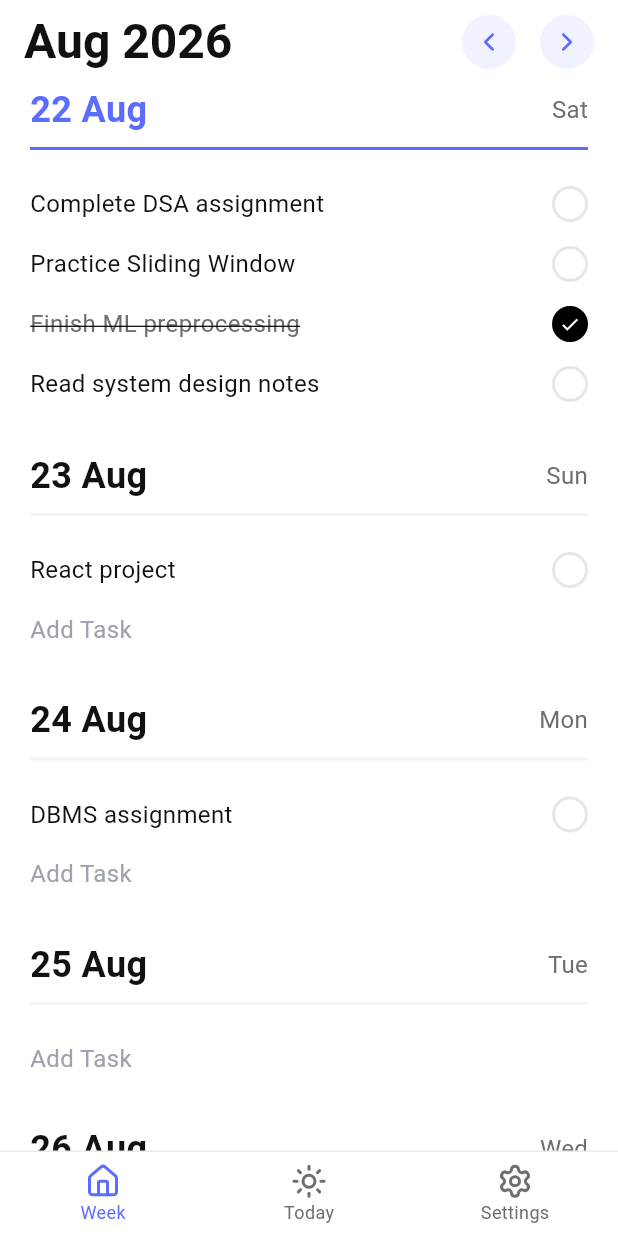
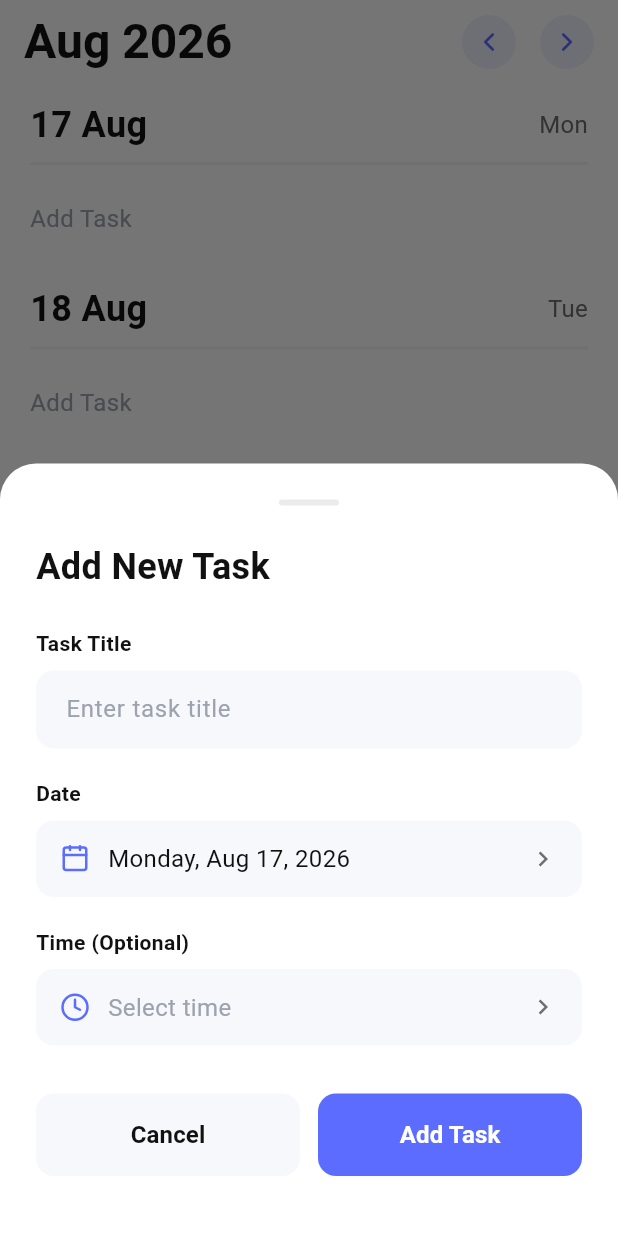
Before and after one commit to SayedAfrasS/Tempo, a Flutter app: the screen it shows after launch, after a tap on "Add Task", on a phone screen of 412 x 824 dp. Run offline on Flutter 3.47's test engine with Material 3 defaults, Android fonts, the phone set to English and light mode, and no system bars; our stand-ins replace lucide_icons.

Commit message:
implement add task,swipe to delete and week planner autoscroll

```diff
--- a/lib/features/week_planner/presentation/week_planner_screen.dart
+++ b/lib/features/week_planner/presentation/week_planner_screen.dart
@@ -1,10 +1,12 @@
 import 'package:flutter/material.dart';
+import 'package:flutter/rendering.dart';
 import 'package:provider/provider.dart';
 import 'package:lucide_icons/lucide_icons.dart';
 import 'package:intl/intl.dart';
 import '../../../core/colors/app_colors.dart';
 import '../../../providers/task_provider.dart';
 import '../../../shared/widgets/day_section.dart';
+import '../../../shared/widgets/add_task_bottom_sheet.dart';
 
 class WeekPlannerScreen extends StatefulWidget {
   const WeekPlannerScreen({super.key});
@@ -14,11 +16,65 @@ class WeekPlannerScreen extends StatefulWidget {
 }
 
 class _WeekPlannerScreenState extends State<WeekPlannerScreen> {
-  DateTime _weekStart = DateTime.now();
+  late DateTime _weekStart;
+  final GlobalKey _todayKey = GlobalKey();
+  final ScrollController _scrollController = ScrollController();
+
+  @override
+  void initState() {
+    super.initState();
+    _weekStart = _getStartOfWeek(DateTime.now());
+
+    // Wait for the UI to fully render
+    WidgetsBinding.instance.addPostFrameCallback((_) {
+      Future.delayed(const Duration(milliseconds: 100), () {
+        _scrollToToday();
+      });
+    });
+  }
+
+  @override
+  void dispose() {
+    _scrollController.dispose();
+    super.dispose();
+  }
+
+  DateTime _getStartOfWeek(DateTime date) {
+    int daysToSubtract = date.weekday - DateTime.monday;
+    if (daysToSubtract < 0) daysToSubtract = 0;
+    return date.subtract(Duration(days: daysToSubtract));
+  }
+
+  // 🎯 THE BULLETPROOF SCROLL METHOD
+  void _scrollToToday() {
+    if (_todayKey.currentContext == null || !_scrollController.hasClients) return;
+
+    // 1. Find the exact pixel position of the "Today" widget
+    final RenderBox renderBox = _todayKey.currentContext!.findRenderObject() as RenderBox;
+    final scrollable = Scrollable.of(_todayKey.currentContext!);
+
+    // 2. Calculate the offset relative to the scroll view
+    final offset = renderBox.localToGlobal(
+      Offset.zero,
+      ancestor: scrollable.context.findRenderObject()
+    ).dy;
+
+    // 3. Animate exactly to that offset (This forces it to the absolute top!)
+    _scrollController.animateTo(
+      _scrollController.offset + offset,
+      duration: const Duration(milliseconds: 500),
+      curve: Curves.easeInOut,
+    );
+  }
 
   void _goToNextWeek() {
     setState(() {
       _weekStart = _weekStart.add(const Duration(days: 7));
+    });
+    WidgetsBinding.instance.addPostFrameCallback((_) {
+      if (_scrollController.hasClients) {
+        _scrollController.animateTo(0.0, duration: const Duration(milliseconds: 300), curve: Curves.easeInOut);
+      }
     });
   }
 
@@ -26,10 +82,19 @@ class _WeekPlannerScreenState extends State<WeekPlannerScreen> {
     setState(() {
       _weekStart = _weekStart.subtract(const Duration(days: 7));
     });
+    WidgetsBinding.instance.addPostFrameCallback((_) {
+      if (_scrollController.hasClients) {
+        _scrollController.animateTo(0.0, duration: const Duration(milliseconds: 300), curve: Curves.easeInOut);
+      }
+    });
   }
 
   @override
   Widget build(BuildContext context) {
+    final weekDays = List.generate(7, (index) {
+      return _weekStart.add(Duration(days: index));
+    });
+
     return Scaffold(
       backgroundColor: AppColors.background,
       appBar: AppBar(
@@ -54,11 +119,7 @@ class _WeekPlannerScreenState extends State<WeekPlannerScreen> {
                     color: AppColors.primaryLight,
                     shape: BoxShape.circle,
                   ),
-                  child: const Icon(
-                    LucideIcons.chevronLeft,
-                    color: AppColors.primary,
-                    size: 20,
-                  ),
+                  child: const Icon(LucideIcons.chevronLeft, color: AppColors.primary, size: 20),
                 ),
                 onPressed: _goToPreviousWeek,
               ),
@@ -69,11 +130,7 @@ class _WeekPlannerScreenState extends State<WeekPlannerScreen> {
                     color: AppColors.primaryLight,
                     shape: BoxShape.circle,
                   ),
-                  child: const Icon(
-                    LucideIcons.chevronRight,
-                    color: AppColors.primary,
-                    size: 20,
-                  ),
+                  child: const Icon(LucideIcons.chevronRight, color: AppColors.primary, size: 20),
                 ),
                 onPressed: _goToNextWeek,
               ),
@@ -84,28 +141,37 @@ class _WeekPlannerScreenState extends State<WeekPlannerScreen> {
       ),
       body: Consumer<TaskProvider>(
         builder: (context, taskProvider, child) {
-          final weekDays = List.generate(7, (index) {
-            return _weekStart.add(Duration(days: index));
-          });
-
-          return ListView.builder(
-            padding: const EdgeInsets.symmetric(horizontal: 20),
-            itemCount: weekDays.length,
-            itemBuilder: (context, index) {
-              final date = weekDays[index];
+          // We use ListView instead of ListView.builder so all 7 days render immediately
+          return ListView(
+            controller: _scrollController,
+            padding: const EdgeInsets.symmetric(horizontal: 20, vertical: 10),
+            children: [
+              ...weekDays.map((date) {
                 final tasks = taskProvider.getTasksForDate(date);
                 final isToday = _isSameDay(date, DateTime.now());
 
                 return DaySection(
+                  key: isToday ? _todayKey : null,
                   date: date,
                   tasks: tasks,
                   isToday: isToday,
                   onToggleTask: (taskId) => taskProvider.toggleTask(taskId),
+                  onDeleteTask: (taskId) => taskProvider.deleteTask(taskId),
                   onAddTask: () {
-                  // TODO: Implement add task
+                    showModalBottomSheet(
+                      context: context,
+                      isScrollControlled: true,
+                      backgroundColor: Colors.transparent,
+                      builder: (context) {
+                        return AddTaskBottomSheet(selectedDate: date);
                       },
                     );
                   },
+                );
+              }),
+              // The bottom spacer to allow scrolling past Sunday
+              SizedBox(height: MediaQuery.of(context).size.height * 0.8),
+            ],
           );
         },
       ),
--- a/lib/providers/task_provider.dart
+++ b/lib/providers/task_provider.dart
@@ -13,55 +13,12 @@ class TaskProvider with ChangeNotifier {
     final today = DateTime.now();
     final tomorrow = today.add(const Duration(days: 1));
     final dayAfter = today.add(const Duration(days: 2));
+  }
 
-    _tasks = [
-      // Today's tasks
-      Task(
-        id: '1',
-        title: 'Complete DSA assignment',
-        isCompleted: false,
-        date: today,
-        time: '6:00 PM',
-      ),
-      Task(
-        id: '2',
-        title: 'Practice Sliding Window',
-        isCompleted: false,
-        date: today,
-        time: '8:00 PM',
-      ),
-      Task(
-        id: '3',
-        title: 'Finish ML preprocessing',
-        isCompleted: true,
-        date: today,
-        time: 'Done',
-      ),
-      Task(
-        id: '4',
-        title: 'Read system design notes',
-        isCompleted: false,
-        date: today,
-        time: '9:30 PM',
-      ),
-      // Tomorrow's tasks
-      Task(
-        id: '5',
-        title: 'React project',
-        isCompleted: false,
-        date: tomorrow,
-        time: '10:00 AM',
-      ),
-      // Day after tomorrow
-      Task(
-        id: '6',
-        title: 'DBMS assignment',
-        isCompleted: false,
-        date: dayAfter,
-        time: '5:00 PM',
-      ),
-    ];
-  }
+    // Add this helper method to get unique IDs
+    String generateTaskId() {
+      return DateTime.now().millisecondsSinceEpoch.toString();
+    }
 
   List<Task> get tasks => _tasks;
 
@@ -114,12 +71,12 @@ class TaskProvider with ChangeNotifier {
   }
 
   void addTask(Task task) {
-    _tasks.add(task);
-    notifyListeners();
+        _tasks.add(task);
+        notifyListeners();
   }
 
   void deleteTask(String taskId) {
-    _tasks.removeWhere((task) => task.id == taskId);
-    notifyListeners();
+        _tasks.removeWhere((task) => task.id == taskId);
+        notifyListeners();
   }
 }
--- /dev/null
+++ b/lib/shared/widgets/add_task_bottom_sheet.dart
@@ -0,0 +1,351 @@
+import 'package:flutter/material.dart';
+import 'package:lucide_icons/lucide_icons.dart';
+import 'package:intl/intl.dart';
+import 'package:provider/provider.dart';
+import '../../core/colors/app_colors.dart';
+import '../../models/task.dart';
+import '../../providers/task_provider.dart';
+
+class AddTaskBottomSheet extends StatefulWidget {
+  final DateTime selectedDate;
+
+  const AddTaskBottomSheet({
+    super.key,
+    required this.selectedDate,
+  });
+
+  @override
+  State<AddTaskBottomSheet> createState() => _AddTaskBottomSheetState();
+}
+
+class _AddTaskBottomSheetState extends State<AddTaskBottomSheet> {
+  final _formKey = GlobalKey<FormState>();
+  final _titleController = TextEditingController();
+  final _timeController = TextEditingController();
+  DateTime _selectedDate = DateTime.now();
+  String _selectedTime = '';
+
+  @override
+  void initState() {
+    super.initState();
+    _selectedDate = widget.selectedDate;
+  }
+
+  @override
+  void dispose() {
+    _titleController.dispose();
+    _timeController.dispose();
+    super.dispose();
+  }
+
+  Future<void> _selectTime(BuildContext context) async {
+    final TimeOfDay? picked = await showTimePicker(
+      context: context,
+      initialTime: TimeOfDay.now(),
+      builder: (context, child) {
+        return Theme(
+          data: Theme.of(context).copyWith(
+            colorScheme: const ColorScheme.light(
+              primary: AppColors.primary,
+            ),
+          ),
+          child: child!,
+        );
+      },
+    );
+
+    if (picked != null) {
+      final now = DateTime.now();
+      final selectedDateTime = DateTime(
+        now.year,
+        now.month,
+        now.day,
+        picked.hour,
+        picked.minute,
+      );
+      setState(() {
+        _selectedTime = DateFormat('h:mm a').format(selectedDateTime);
+        _timeController.text = _selectedTime;
+      });
+    }
+  }
+
+  Future<void> _selectDate(BuildContext context) async {
+    final DateTime? picked = await showDatePicker(
+      context: context,
+      initialDate: _selectedDate,
+      firstDate: DateTime.now().subtract(const Duration(days: 30)),
+      lastDate: DateTime.now().add(const Duration(days: 365)),
+      builder: (context, child) {
+        return Theme(
+          data: Theme.of(context).copyWith(
+            colorScheme: const ColorScheme.light(
+              primary: AppColors.primary,
+            ),
+          ),
+          child: child!,
+        );
+      },
+    );
+
+    if (picked != null) {
+      setState(() {
+        _selectedDate = picked;
+      });
+    }
+  }
+
+  void _saveTask() {
+    if (_formKey.currentState!.validate()) {
+      final task = Task(
+        id: DateTime.now().millisecondsSinceEpoch.toString(),
+        title: _titleController.text.trim(),
+        isCompleted: false,
+        date: _selectedDate,
+        time: _selectedTime.isNotEmpty ? _selectedTime : null,
+      );
+
+      final taskProvider = Provider.of<TaskProvider>(context, listen: false);
+      taskProvider.addTask(task);
+
+      Navigator.pop(context);
+
+      // Show success feedback
+      ScaffoldMessenger.of(context).showSnackBar(
+        const SnackBar(
+          content: Text('Task added successfully!'),
+          backgroundColor: AppColors.success,
+          behavior: SnackBarBehavior.floating,
+        ),
+      );
+    }
+  }
+
+  @override
+  Widget build(BuildContext context) {
+    return Container(
+      padding: const EdgeInsets.all(24),
+      decoration: const BoxDecoration(
+        color: AppColors.background,
+        borderRadius: BorderRadius.vertical(top: Radius.circular(24)),
+      ),
+      child: Form(
+        key: _formKey,
+        child: Column(
+          mainAxisSize: MainAxisSize.min,
+          crossAxisAlignment: CrossAxisAlignment.start,
+          children: [
+            // Handle bar
+            Center(
+              child: Container(
+                width: 40,
+                height: 4,
+                margin: const EdgeInsets.only(bottom: 24),
+                decoration: BoxDecoration(
+                  color: AppColors.border,
+                  borderRadius: BorderRadius.circular(2),
+                ),
+              ),
+            ),
+
+            // Title
+            const Text(
+              'Add New Task',
+              style: TextStyle(
+                fontSize: 24,
+                fontWeight: FontWeight.bold,
+                color: AppColors.textPrimary,
+              ),
+            ),
+            const SizedBox(height: 24),
+
+            // Task Title Field
+            const Text(
+              'Task Title',
+              style: TextStyle(
+                fontSize: 14,
+                fontWeight: FontWeight.w600,
+                color: AppColors.textPrimary,
+              ),
+            ),
+            const SizedBox(height: 8),
+            TextFormField(
+              controller: _titleController,
+              decoration: InputDecoration(
+                hintText: 'Enter task title',
+                hintStyle: const TextStyle(color: AppColors.textTertiary),
+                filled: true,
+                fillColor: AppColors.surface,
+                border: OutlineInputBorder(
+                  borderRadius: BorderRadius.circular(12),
+                  borderSide: BorderSide.none,
+                ),
+                contentPadding: const EdgeInsets.symmetric(
+                  horizontal: 16,
+                  vertical: 14,
+                ),
+              ),
+              validator: (value) {
+                if (value == null || value.trim().isEmpty) {
+                  return 'Please enter a task title';
+                }
+                return null;
+              },
+            ),
+            const SizedBox(height: 20),
+
+            // Date Field
+            const Text(
+              'Date',
+              style: TextStyle(
+                fontSize: 14,
+                fontWeight: FontWeight.w600,
+                color: AppColors.textPrimary,
+              ),
+            ),
+            const SizedBox(height: 8),
+            GestureDetector(
+              onTap: () => _selectDate(context),
+              child: Container(
+                padding: const EdgeInsets.symmetric(
+                  horizontal: 16,
+                  vertical: 14,
+                ),
+                decoration: BoxDecoration(
+                  color: AppColors.surface,
+                  borderRadius: BorderRadius.circular(12),
+                ),
+                child: Row(
+                  children: [
+                    const Icon(
+                      LucideIcons.calendar,
+                      color: AppColors.primary,
+                      size: 20,
+                    ),
+                    const SizedBox(width: 12),
+                    Text(
+                      DateFormat('EEEE, MMM d, yyyy').format(_selectedDate),
+                      style: const TextStyle(
+                        fontSize: 16,
+                        color: AppColors.textPrimary,
+                      ),
+                    ),
+                    const Spacer(),
+                    const Icon(
+                      Icons.chevron_right,
+                      color: AppColors.textSecondary,
+                      size: 20,
+                    ),
+                  ],
+                ),
+              ),
+            ),
+            const SizedBox(height: 20),
+
+            // Time Field
+            const Text(
+              'Time (Optional)',
+              style: TextStyle(
+                fontSize: 14,
+                fontWeight: FontWeight.w600,
+                color: AppColors.textPrimary,
+              ),
+            ),
+            const SizedBox(height: 8),
+            GestureDetector(
+              onTap: () => _selectTime(context),
+              child: Container(
+                padding: const EdgeInsets.symmetric(
+                  horizontal: 16,
+                  vertical: 14,
+                ),
+                decoration: BoxDecoration(
+                  color: AppColors.surface,
+                  borderRadius: BorderRadius.circular(12),
+                ),
+                child: Row(
+                  children: [
+                    const Icon(
+                      LucideIcons.clock,
+                      color: AppColors.primary,
+                      size: 20,
+                    ),
+                    const SizedBox(width: 12),
+                    Text(
+                      _selectedTime.isNotEmpty
+                          ? _selectedTime
+                          : 'Select time',
+                      style: TextStyle(
+                        fontSize: 16,
+                        color: _selectedTime.isNotEmpty
+                            ? AppColors.textPrimary
+                            : AppColors.textTertiary,
+                      ),
+                    ),
+                    const Spacer(),
+                    const Icon(
+                      Icons.chevron_right,
+                      color: AppColors.textSecondary,
+                      size: 20,
+                    ),
+                  ],
+                ),
+              ),
+            ),
+            const SizedBox(height: 32),
+
+            // Buttons
+            Row(
+              children: [
+                Expanded(
+                  child: ElevatedButton(
+                    onPressed: () => Navigator.pop(context),
+                    style: ElevatedButton.styleFrom(
+                      backgroundColor: AppColors.surface,
+                      foregroundColor: AppColors.textPrimary,
+                      padding: const EdgeInsets.symmetric(vertical: 16),
+                      shape: RoundedRectangleBorder(
+                        borderRadius: BorderRadius.circular(12),
+                      ),
+                      elevation: 0,
+                    ),
+                    child: const Text(
+                      'Cancel',
+                      style: TextStyle(
+                        fontSize: 16,
+                        fontWeight: FontWeight.w600,
+                      ),
+                    ),
+                  ),
+                ),
+                const SizedBox(width: 12),
+                Expanded(
+                  child: ElevatedButton(
+                    onPressed: _saveTask,
+                    style: ElevatedButton.styleFrom(
+                      backgroundColor: AppColors.primary,
+                      foregroundColor: AppColors.white,
+                      padding: const EdgeInsets.symmetric(vertical: 16),
+                      shape: RoundedRectangleBorder(
+                        borderRadius: BorderRadius.circular(12),
+                      ),
+                      elevation: 0,
+                    ),
+                    child: const Text(
+                      'Add Task',
+                      style: TextStyle(
+                        fontSize: 16,
+                        fontWeight: FontWeight.w600,
+                      ),
+                    ),
+                  ),
+                ),
+              ],
+            ),
+            const SizedBox(height: 16),
+          ],
+        ),
+      ),
+    );
+  }
+}
--- a/lib/shared/widgets/day_section.dart
+++ b/lib/shared/widgets/day_section.dart
@@ -9,6 +9,7 @@ class DaySection extends StatelessWidget {
   final List<Task> tasks;
   final bool isToday;
   final Function(String) onToggleTask;
+  final Function(String) onDeleteTask;
   final VoidCallback onAddTask;
 
   const DaySection({
@@ -17,6 +18,7 @@ class DaySection extends StatelessWidget {
     required this.tasks,
     this.isToday = false,
     required this.onToggleTask,
+    required this.onDeleteTask,
     required this.onAddTask,
   });
 
@@ -59,10 +61,29 @@ class DaySection extends StatelessWidget {
         const SizedBox(height: 16),
 
         // Tasks
-        ...tasks.map((task) => TaskTile(
-          task: task,
-          onToggle: () => onToggleTask(task.id),
-        )),
+                // Tasks
+                ...tasks.map((task) => Dismissible(
+                  key: Key(task.id),
+                  direction: DismissDirection.endToStart,
+                  background: Container(
+                    alignment: Alignment.centerRight,
+                    padding: const EdgeInsets.only(right: 20),
+                    decoration: BoxDecoration(
+                      color: AppColors.error,
+                      borderRadius: BorderRadius.circular(12),
+                    ),
+                    child: const Icon(
+                      Icons.delete_outline,
+                      color: Colors.white,
+                      size: 24,
+                    ),
+                  ),
+                  onDismissed: (direction) => onDeleteTask(task.id),
+                  child: TaskTile(
+                    task: task,
+                    onToggle: () => onToggleTask(task.id),
+                  ),
+                )),
 
         // Add Task
         if (tasks.isEmpty || tasks.length < 3)
```
Also changed, not shown: analysis_options.yaml (added, +28 -0 lines), lib/features/today/presentation/today_screen.dart (+67 -9 lines), 119 other files. Lines whose indentation alone changed are shown as unchanged.
